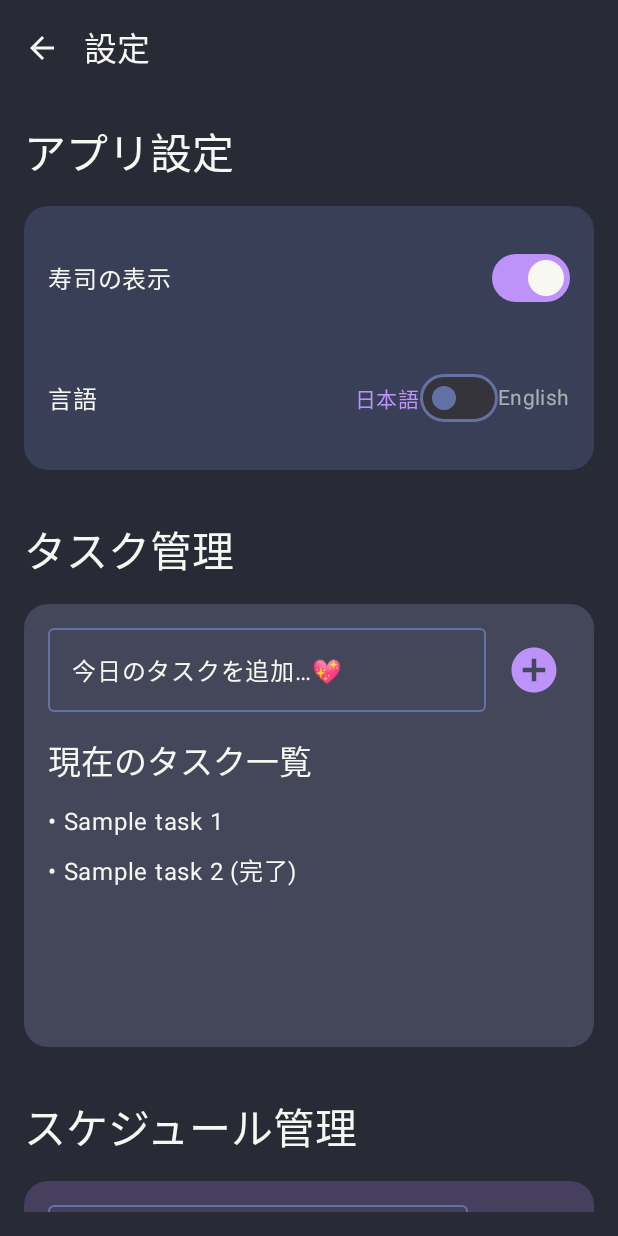
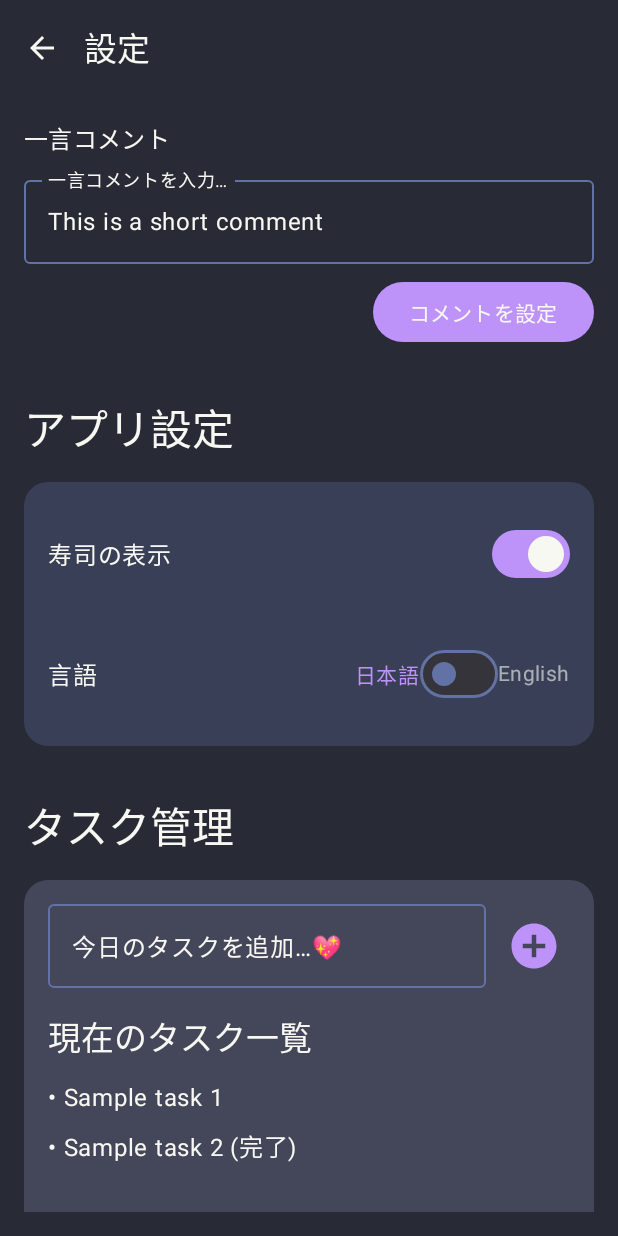
Before and after one commit to Takarkiz/SchoolWatch, an Android app built with Jetpack Compose: the @Preview function PreviewSettingsScreen, on a phone screen of 412 x 824 dp. Run offline under Robolectric (Android 15) with nearby library versions, the phone set to English and light mode, and no system bars.

Commit message:
一言コメントを表示する機能を実装

```diff
--- a/composeApp/src/commonMain/kotlin/org/khaki/schoolwatch/App.kt
+++ b/composeApp/src/commonMain/kotlin/org/khaki/schoolwatch/App.kt
@@ -32,6 +32,7 @@ fun App() {
         val schedules = remember { mutableStateListOf<Schedule>() }
         var showSushi by remember { mutableStateOf(false) }
         var language by remember { mutableStateOf(Language.JAPANESE) }
+        var shortComment by remember { mutableStateOf("") }
         val stringResources = remember(language) {
             when (language) {
                 Language.JAPANESE -> JapaneseStringResources()
@@ -61,6 +62,7 @@ fun App() {
                         tasks = tasks,
                         schedules = schedules,
                         showSushi = showSushi,
+                        shortComment = shortComment,
                         onTaskCheckedChange = { task, isChecked ->
                             val index = tasks.indexOf(task)
                             if (index != -1) {
@@ -92,6 +94,10 @@ fun App() {
                         onLanguageChange = { newLanguage ->
                             language = newLanguage
                         },
+                        shortComment = shortComment,
+                        onShortCommentChange = { newComment ->
+                            shortComment = newComment
+                        },
                         onBackClick = { currentScreen = Screen.CLOCK }
                     )
                 }
--- a/composeApp/src/commonMain/kotlin/org/khaki/schoolwatch/localization/Strings.kt
+++ b/composeApp/src/commonMain/kotlin/org/khaki/schoolwatch/localization/Strings.kt
@@ -38,6 +38,9 @@ interface StringResources {
     val addSchedule: String
     val currentSchedules: String
     val noSchedules: String
+    val shortComment: String
+    val shortCommentHint: String
+    val setShortComment: String
 
     // Digital Clock Display
     fun nextSchedule(time: String, title: String): String
@@ -91,6 +94,9 @@ class JapaneseStringResources : StringResources {
     override val addSchedule = "スケジュールを追加"
     override val currentSchedules = "現在のスケジュール一覧"
     override val noSchedules = "スケジュールはありません。上記フォームから追加してください。"
+    override val shortComment = "一言コメント"
+    override val shortCommentHint = "一言コメントを入力…"
+    override val setShortComment = "コメントを設定"
 
     // Digital Clock Display
     override fun nextSchedule(time: String, title: String) = "次の予定: $time $title"
@@ -145,6 +151,9 @@ class EnglishStringResources : StringResources {
     override val addSchedule = "Add schedule"
     override val currentSchedules = "Current Schedules"
     override val noSchedules = "No schedules. Please add from the form above."
+    override val shortComment = "Short Comment"
+    override val shortCommentHint = "Enter a short comment..."
+    override val setShortComment = "Set Comment"
 
     // Digital Clock Display
     override fun nextSchedule(time: String, title: String) = "Next schedule: $time $title"
--- a/composeApp/src/commonMain/kotlin/org/khaki/schoolwatch/screens/clock/ClockScreen.kt
+++ b/composeApp/src/commonMain/kotlin/org/khaki/schoolwatch/screens/clock/ClockScreen.kt
@@ -20,6 +20,7 @@ fun ClockScreen(
     tasks: List<Task>,
     schedules: List<Schedule>,
     showSushi: Boolean,
+    shortComment: String,
     onTaskCheckedChange: (Task, Boolean) -> Unit,
     onTaskDelete: (Task) -> Unit,
     onSettingsClick: () -> Unit
@@ -44,6 +45,7 @@ fun ClockScreen(
             dateString = clockTicker.currentDate.value,
             tasks = tasks,
             schedules = schedules,
+            shortComment = shortComment,
             onTaskCheckedChange = onTaskCheckedChange,
             onTaskDelete = onTaskDelete,
             onSettingsClick = onSettingsClick
--- a/composeApp/src/commonMain/kotlin/org/khaki/schoolwatch/screens/settings/SettingsScreen.kt
+++ b/composeApp/src/commonMain/kotlin/org/khaki/schoolwatch/screens/settings/SettingsScreen.kt
@@ -5,20 +5,27 @@ import androidx.compose.foundation.layout.Box
 import androidx.compose.foundation.layout.Column
 import androidx.compose.foundation.layout.Spacer
 import androidx.compose.foundation.layout.fillMaxSize
+import androidx.compose.foundation.layout.fillMaxWidth
 import androidx.compose.foundation.layout.height
 import androidx.compose.foundation.layout.padding
 import androidx.compose.foundation.rememberScrollState
 import androidx.compose.foundation.verticalScroll
 import androidx.compose.material.icons.Icons
 import androidx.compose.material.icons.filled.ArrowBack
+import androidx.compose.material3.Button
 import androidx.compose.material3.ExperimentalMaterial3Api
 import androidx.compose.material3.Icon
 import androidx.compose.material3.IconButton
 import androidx.compose.material3.MaterialTheme
+import androidx.compose.material3.OutlinedTextField
 import androidx.compose.material3.Scaffold
 import androidx.compose.material3.Text
 import androidx.compose.material3.TopAppBar
 import androidx.compose.runtime.Composable
+import androidx.compose.runtime.getValue
+import androidx.compose.runtime.mutableStateOf
+import androidx.compose.runtime.remember
+import androidx.compose.runtime.setValue
 import androidx.compose.ui.Alignment
 import androidx.compose.ui.Modifier
 import androidx.compose.ui.unit.dp
@@ -40,9 +47,13 @@ fun SettingsScreen(
     onShowSushiChange: (Boolean) -> Unit,
     language: Language = Language.JAPANESE,
     onLanguageChange: (Language) -> Unit = {},
+    shortComment: String,
+    onShortCommentChange: (String) -> Unit,
     onBackClick: () -> Unit,
     modifier: Modifier = Modifier
 ) {
+    var currentShortComment by remember { mutableStateOf(shortComment) }
+
     Scaffold(
         topBar = {
             TopAppBar(
@@ -72,6 +83,28 @@ fun SettingsScreen(
                     .verticalScroll(rememberScrollState()),
                 horizontalAlignment = Alignment.Start
             ) {
+                // Short Comment Section
+                Text(
+                    text = stringResource().shortComment,
+                    style = MaterialTheme.typography.titleMedium,
+                    modifier = Modifier.padding(bottom = 8.dp)
+                )
+                OutlinedTextField(
+                    value = currentShortComment,
+                    onValueChange = { currentShortComment = it },
+                    label = { Text(stringResource().shortCommentHint) },
+                    modifier = Modifier.fillMaxWidth()
+                )
+                Spacer(modifier = Modifier.height(8.dp))
+                Button(
+                    onClick = { onShortCommentChange(currentShortComment) },
+                    modifier = Modifier.align(Alignment.End)
+                ) {
+                    Text(stringResource().setShortComment)
+                }
+
+                Spacer(modifier = Modifier.height(32.dp))
+
                 // App Settings Section
                 AppSettingsSection(
                     showSushi = showSushi,
@@ -119,6 +152,8 @@ private fun PreviewSettingsScreen() {
             onAddSchedule = { _, _, _ -> },
             showSushi = true,
             onShowSushiChange = { _ -> },
+            shortComment = "This is a short comment",
+            onShortCommentChange = { _ -> },
             onBackClick = {}
         )
     }
```
Also changed, not shown: composeApp/src/commonMain/kotlin/org/khaki/schoolwatch/DigitalClockDisplay.kt (+44 -2 lines), composeApp/src/commonMain/composeResources/drawable/khaki_profile.png (added).
